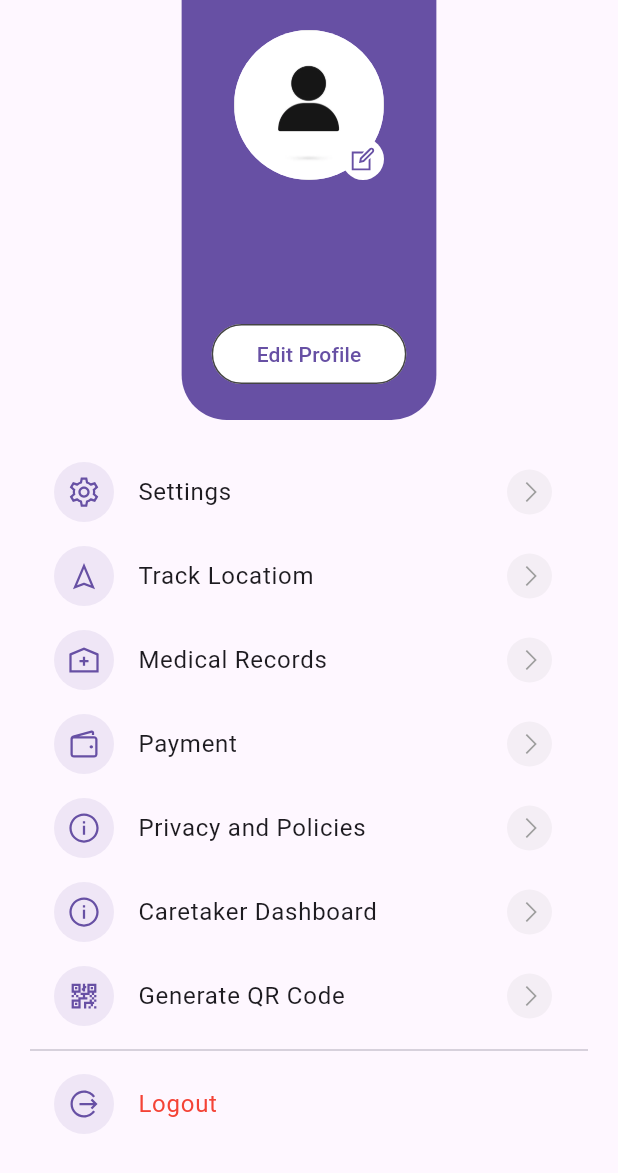
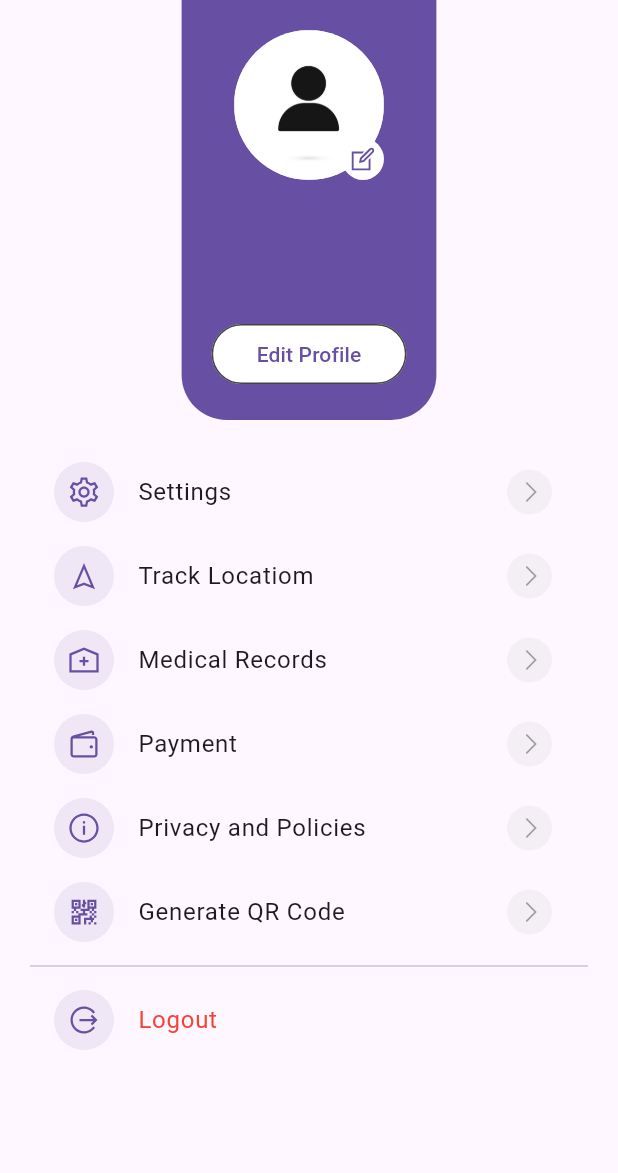
Before and after one commit to sarojbomjan/AgeWell, a Flutter app: the ProfilePage screen opened directly, on a phone screen of 412 x 824 dp. Shown: the top 1173 px of the screen. Run offline on Flutter 3.47's test engine with Material 3 defaults, Android fonts, the phone set to English and light mode, and no system bars; our stand-ins replace awesome_notifications, cloud_firestore, country_picker, firebase_auth, firebase_core, fl_chart and 11 more; missing offline and left inert: flutter_webrtc, heart_bpm; accounts and stored records are empty.

Commit message:
removed caretaker navigation from profile

```diff
--- a/lib/pages/profile/profile_page.dart
+++ b/lib/pages/profile/profile_page.dart
@@ -1,4 +1,3 @@
-import 'package:elderly_care/caretaker_dashboard/pages/caretaker_dashboard.dart';
 import 'package:elderly_care/pages/googlemap/location_sharing.dart';
 import 'package:elderly_care/pages/privacy_and_policies/privacy_and_policies.dart';
 import 'package:elderly_care/pages/settings/settings_page.dart';
@@ -160,13 +159,6 @@ class ProfilePage extends StatelessWidget {
             },
           ),
           ProfileMenuWidget(
-            title: "Caretaker Dashboard",
-            icon: LineAwesomeIcons.info_circle_solid,
-            onPress: () {
-              Get.to(() => const CaretakerDashboard());
-            },
-          ),
-          ProfileMenuWidget(
             title: "Generate QR Code",
             icon: LineAwesomeIcons.qrcode_solid,
             onPress: () {
```
